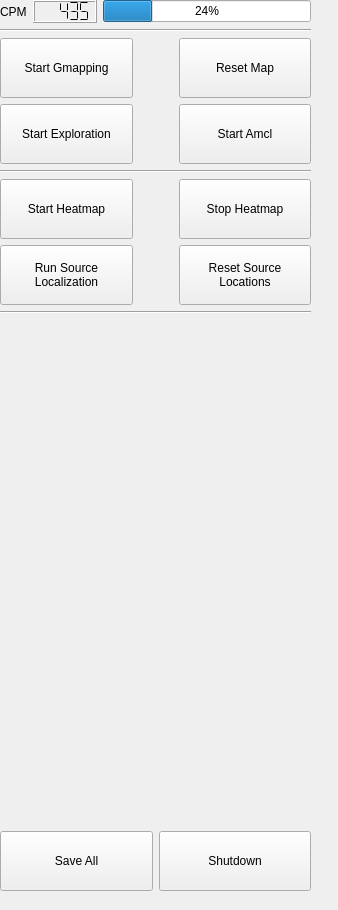
Qt form src/dashboard_panel.ui (mikewrock/reg_loc) before a commit.
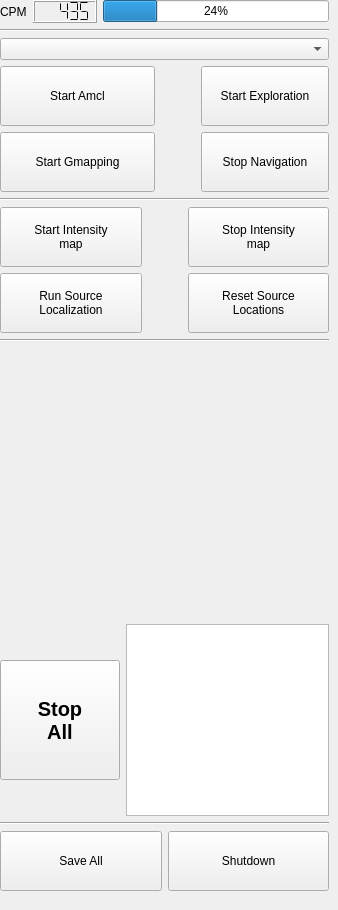
The same form after that commit.

Commit message: AMCL Button works.  Map selection from home dir works. Made Process subclass to hold launch args for roslaunch added combo box to select map file. added code to fill combo box with all yaml files in home directory

Diff of the .ui file:
```diff
--- a/src/dashboard_panel.ui
+++ b/src/dashboard_panel.ui
@@ -18,11 +18,11 @@
     <rect>
      <x>0</x>
      <y>0</y>
-     <width>321</width>
+     <width>339</width>
      <height>891</height>
     </rect>
    </property>
-   <layout class="QVBoxLayout" name="verticalLayout" stretch="0,0,0,0,0,0,0,0">
+   <layout class="QVBoxLayout" name="verticalLayout" stretch="0,0,0,0,0,0,0,0,0,0,0">
     <property name="sizeConstraint">
      <enum>QLayout::SetDefaultConstraint</enum>
     </property>
@@ -98,9 +98,12 @@
       </property>
      </widget>
     </item>
+    <item>
+     <widget class="QComboBox" name="map_combo"/>
+    </item>
     <item>
      <layout class="QGridLayout" name="gridLayout_2">
-      <item row="1" column="0">
+      <item row="2" column="1">
        <widget class="QPushButton" name="gmap_start_button">
         <property name="enabled">
          <bool>true</bool>
@@ -134,7 +137,7 @@
         </property>
        </widget>
       </item>
-      <item row="2" column="2">
+      <item row="1" column="1">
        <widget class="QPushButton" name="amcl_start_button">
         <property name="sizePolicy">
          <sizepolicy hsizetype="Preferred" vsizetype="Fixed">
@@ -165,11 +168,42 @@
         </property>
        </widget>
       </item>
-      <item row="1" column="2">
-       <widget class="QPushButton" name="gmap_stop_button">
+      <item row="1" column="3">
+       <widget class="QPushButton" name="frontier_start_button">
         <property name="sizePolicy">
          <sizepolicy hsizetype="MinimumExpanding" vsizetype="Fixed">
-          <horstretch>1</horstretch>
+          <horstretch>0</horstretch>
+          <verstretch>0</verstretch>
+         </sizepolicy>
+        </property>
+        <property name="minimumSize">
+         <size>
+          <width>128</width>
+          <height>60</height>
+         </size>
+        </property>
+        <property name="baseSize">
+         <size>
+          <width>150</width>
+          <height>50</height>
+         </size>
+        </property>
+        <property name="text">
+         <string>Start Exploration</string>
+        </property>
+        <property name="autoDefault">
+         <bool>false</bool>
+        </property>
+        <property name="flat">
+         <bool>false</bool>
+        </property>
+       </widget>
+      </item>
+      <item row="2" column="3">
+       <widget class="QPushButton" name="navigation_stop_button">
+        <property name="sizePolicy">
+         <sizepolicy hsizetype="Preferred" vsizetype="Fixed">
+          <horstretch>0</horstretch>
           <verstretch>0</verstretch>
          </sizepolicy>
         </property>
@@ -186,7 +220,7 @@
          </size>
         </property>
         <property name="text">
-         <string>Reset Map</string>
+         <string>Stop Navigation</string>
         </property>
         <property name="autoDefault">
          <bool>false</bool>
@@ -196,7 +230,7 @@
         </property>
        </widget>
       </item>
-      <item row="1" column="1">
+      <item row="2" column="2">
        <spacer name="horizontalSpacer">
         <property name="orientation">
          <enum>Qt::Horizontal</enum>
@@ -212,37 +246,6 @@
         </property>
        </spacer>
       </item>
-      <item row="2" column="0">
-       <widget class="QPushButton" name="frontier_start_button">
-        <property name="sizePolicy">
-         <sizepolicy hsizetype="MinimumExpanding" vsizetype="Fixed">
-          <horstretch>0</horstretch>
-          <verstretch>0</verstretch>
-         </sizepolicy>
-        </property>
-        <property name="minimumSize">
-         <size>
-          <width>100</width>
-          <height>60</height>
-         </size>
-        </property>
-        <property name="baseSize">
-         <size>
-          <width>150</width>
-          <height>50</height>
-         </size>
-        </property>
-        <property name="text">
-         <string>Start Exploration</string>
-        </property>
-        <property name="autoDefault">
-         <bool>false</bool>
-        </property>
-        <property name="flat">
-         <bool>false</bool>
-        </property>
-       </widget>
-      </item>
      </layout>
     </item>
     <item>
@@ -323,7 +326,8 @@
          </size>
         </property>
         <property name="text">
-         <string>Start Heatmap</string>
+         <string>Start Intensity
+map</string>
         </property>
         <property name="autoDefault">
          <bool>false</bool>
@@ -354,7 +358,8 @@
          </size>
         </property>
         <property name="text">
-         <string>Stop Heatmap</string>
+         <string>Stop Intensity
+map</string>
         </property>
         <property name="autoDefault">
          <bool>false</bool>
@@ -418,6 +423,54 @@
       </property>
      </spacer>
     </item>
+    <item>
+     <layout class="QGridLayout" name="gridLayout_5">
+      <item row="0" column="0">
+       <widget class="QPushButton" name="stop_button">
+        <property name="minimumSize">
+         <size>
+          <width>120</width>
+          <height>120</height>
+         </size>
+        </property>
+        <property name="font">
+         <font>
+          <pointsize>15</pointsize>
+          <weight>75</weight>
+          <bold>true</bold>
+         </font>
+        </property>
+        <property name="text">
+         <string>Stop
+All</string>
+        </property>
+       </widget>
+      </item>
+      <item row="0" column="1">
+       <widget class="QGraphicsView" name="graphicsView">
+        <property name="sizePolicy">
+         <sizepolicy hsizetype="Fixed" vsizetype="Fixed">
+          <horstretch>0</horstretch>
+          <verstretch>0</verstretch>
+         </sizepolicy>
+        </property>
+        <property name="minimumSize">
+         <size>
+          <width>175</width>
+          <height>175</height>
+         </size>
+        </property>
+       </widget>
+      </item>
+     </layout>
+    </item>
+    <item>
+     <widget class="Line" name="line_4">
+      <property name="orientation">
+       <enum>Qt::Horizontal</enum>
+      </property>
+     </widget>
+    </item>
     <item>
      <layout class="QGridLayout" name="gridLayout_3">
       <item row="0" column="1">
```
Left out of the diff: 7 changed lines with no effect on the pictures. The commit also changes 3 other files.
